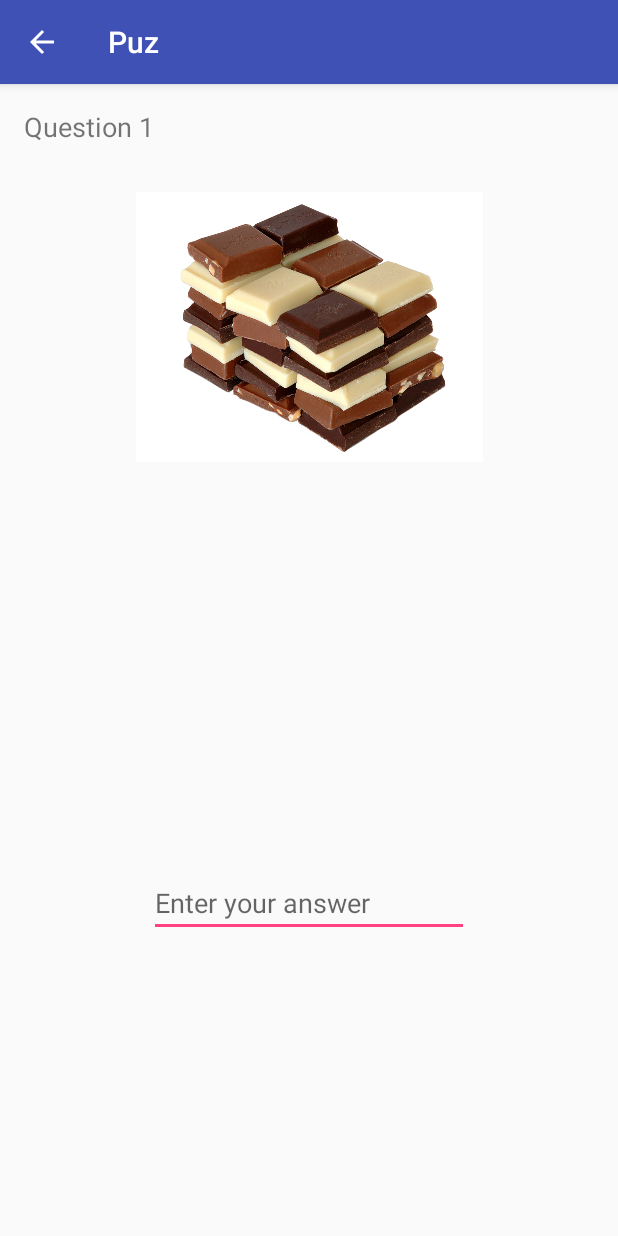
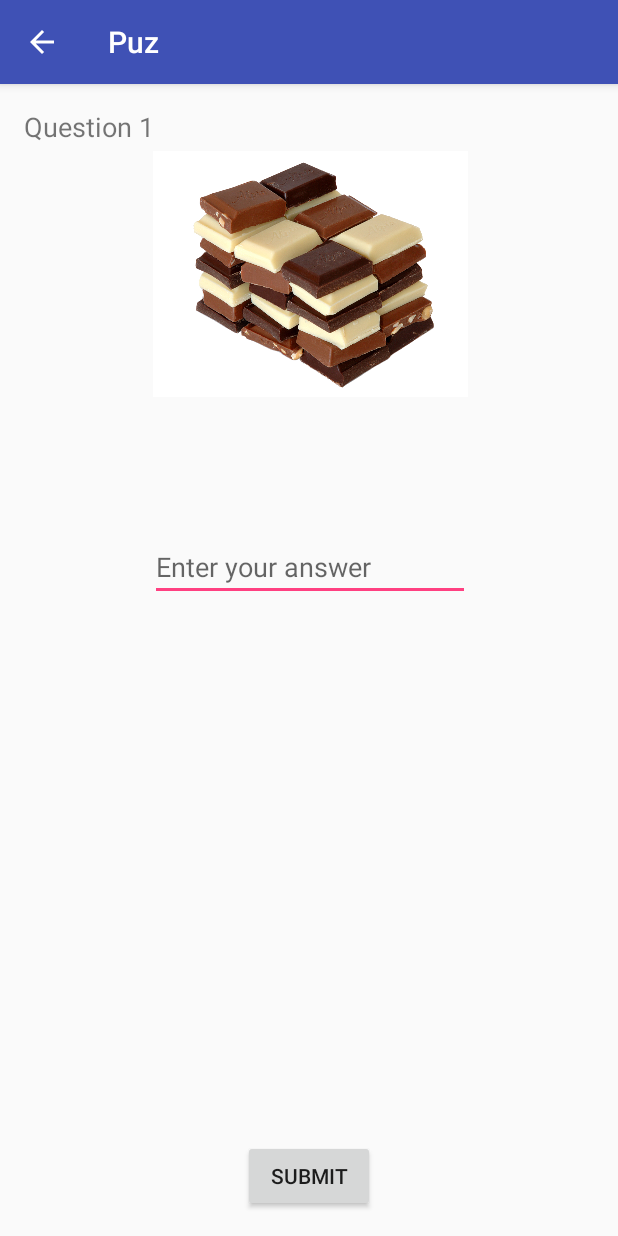
Before and after one commit to WyreCoder/puz, an Android app: the screen it shows after launch (Riddle), after a tap on "RIDDLE 1", on a phone screen of 412 x 824 dp. Run offline under Robolectric (Android 15) with nearby library versions, the phone set to English and light mode, and no system bars.

Commit message:
Added basic text answer checking

```diff
--- a/Puz/app/src/main/java/com/example/puz/MainActivity.java
+++ b/Puz/app/src/main/java/com/example/puz/MainActivity.java
@@ -15,7 +15,7 @@ public class MainActivity extends AppCompatActivity {
     }
 
     /** Called when the user taps Hint 1 button*/
-    public void sendMessage(View view) {
+    public void showRiddle(View view) {
         Intent intent = new Intent(this, Riddle.class);
         startActivity(intent);
 
--- a/Puz/app/src/main/res/layout/activity_riddle.xml
+++ b/Puz/app/src/main/res/layout/activity_riddle.xml
@@ -10,22 +10,21 @@
         android:id="@+id/editText"
         android:layout_width="wrap_content"
         android:layout_height="wrap_content"
-        android:layout_marginBottom="16dp"
         android:layout_marginLeft="16dp"
         android:layout_marginRight="16dp"
-        android:layout_marginTop="16dp"
+        android:layout_marginTop="46dp"
         android:ems="10"
         android:hint="@string/riddle"
         android:inputType="textPersonName"
-        app:layout_constraintBottom_toBottomOf="parent"
         app:layout_constraintLeft_toLeftOf="parent"
         app:layout_constraintRight_toRightOf="parent"
-        app:layout_constraintTop_toBottomOf="@+id/imageView" />
+        app:layout_constraintTop_toBottomOf="@+id/imageView"
+        app:layout_constraintHorizontal_bias="0.503" />
 
     <ImageView
         android:id="@+id/imageView"
-        android:layout_width="231dp"
-        android:layout_height="324dp"
+        android:layout_width="210dp"
+        android:layout_height="253dp"
         app:srcCompat="@drawable/choc"
         android:layout_marginRight="16dp"
         app:layout_constraintRight_toRightOf="parent"
@@ -50,4 +49,20 @@
         app:layout_constraintRight_toRightOf="parent"
         app:layout_constraintTop_toTopOf="parent"
         app:layout_constraintVertical_bias="0.0" />
+
+    <Button
+        android:id="@+id/button4"
+        android:layout_width="wrap_content"
+        android:layout_height="wrap_content"
+        android:layout_marginBottom="16dp"
+        android:layout_marginLeft="16dp"
+        android:layout_marginRight="16dp"
+        android:layout_marginTop="26dp"
+        android:onClick="checkAnswer"
+        android:text="@string/submit"
+        app:layout_constraintBottom_toBottomOf="parent"
+        app:layout_constraintLeft_toLeftOf="parent"
+        app:layout_constraintRight_toRightOf="parent"
+        app:layout_constraintTop_toBottomOf="@+id/editText"
+        app:layout_constraintVertical_bias="1.0" />
 </android.support.constraint.ConstraintLayout>
--- a/Puz/app/src/main/res/values/strings.xml
+++ b/Puz/app/src/main/res/values/strings.xml
@@ -5,4 +5,5 @@
     <string name="r3">Riddle 3</string>
     <string name="riddle">Enter your answer</string>
     <string name="question">Question 1</string>
+    <string name="submit">Submit</string>
 </resources>
```
Also changed, not shown: Puz/app/src/main/java/com/example/puz/Riddle.java (+25 -0 lines), Puz/app/src/main/res/layout/activity_main.xml (+5 -2 lines).
